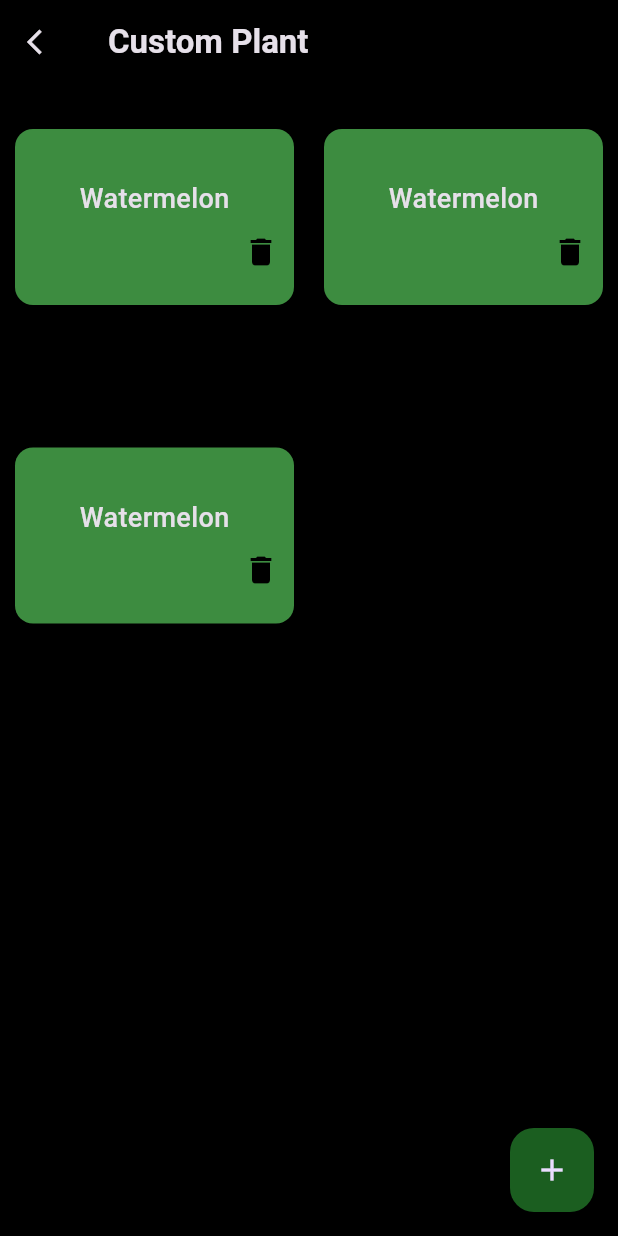
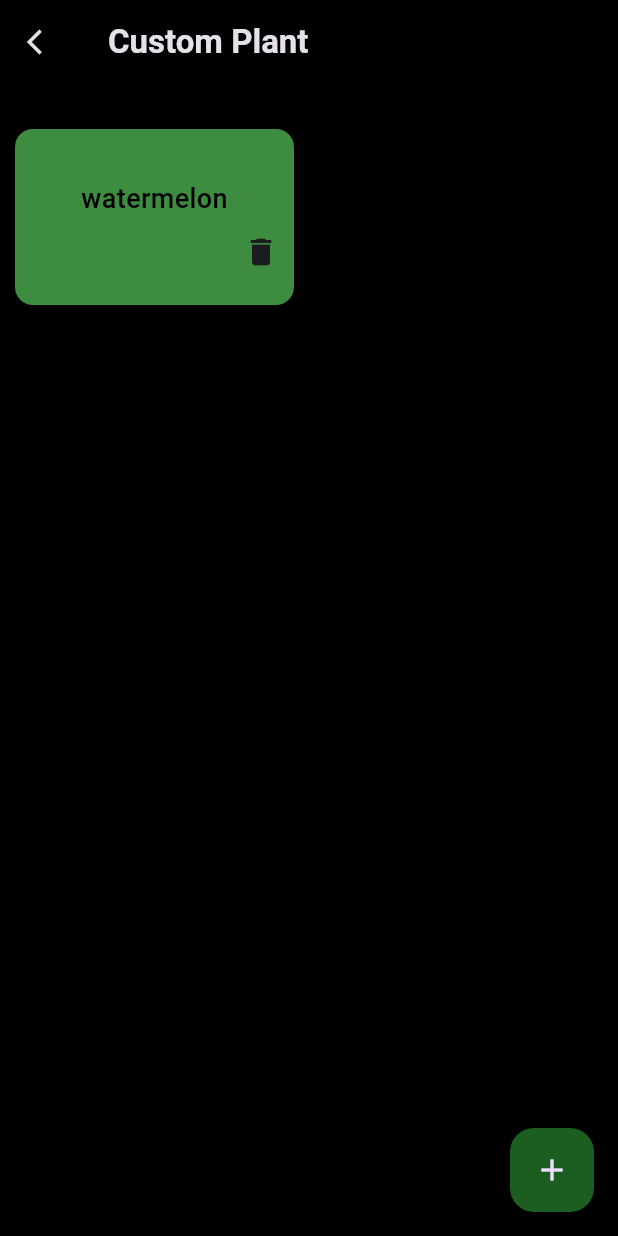
Before and after one commit to ahmedelshahed21/Smart_Farm_App, a Flutter app: the AddingCustomPlantView screen opened by its route, on a phone screen of 412 x 824 dp. Run offline on Flutter 3.47's test engine with Material 3 defaults, Android fonts, the phone set to English and light mode, and no system bars; our stand-ins replace animated_splash_screen, lottie, page_transition, percent_indicator, sleek_circular_slider.

Commit message:
Commit 10

```diff
--- a/lib/core/utils/assets_app.dart
+++ b/lib/core/utils/assets_app.dart
@@ -8,4 +8,5 @@ abstract class ImagesApp{
   static const riceImage='assets/images/Rice.jpg';
   static const cottonImage='assets/images/Cotton.png';
   static const cornImage='assets/images/Corn.webp';
+  static const blackImage='assets/images/blackImage.jpg';
 }
--- a/lib/core/widgets/plant_data_card.dart
+++ b/lib/core/widgets/plant_data_card.dart
@@ -45,7 +45,7 @@ class PlantDataCard extends StatelessWidget{
             textBaseline: TextBaseline.alphabetic,
             children: [
               Text('${value.round()}',
-                style: TextStyle(
+                style: const TextStyle(
                     fontSize: 40,
                     letterSpacing: 2,
                     color: kPrimaryColor,
--- a/lib/features/custom plant/presentation/views/custom_plants_view.dart
+++ b/lib/features/custom plant/presentation/views/custom_plants_view.dart
@@ -1,9 +1,9 @@
 import 'package:flutter/material.dart';
-import 'package:smart_farm/core/utils/assets_app.dart';
+import 'package:smart_farm/features/custom%20plant/presentation/views/custom_plant_data_view.dart';
 import 'package:smart_farm/features/custom%20plant/presentation/views/widgets/custom_item.dart';
 import 'package:smart_farm/features/custom%20plant/presentation/views/custom_plant_form_view.dart';
-import 'package:smart_farm/features/home/data/models/category_model.dart';
-import 'package:smart_farm/features/plant/presentation/views/plant_view.dart';
+import 'package:smart_farm/features/home/data/models/plant_model.dart';
+
 
 class AddingCustomPlantView extends StatefulWidget{
   const AddingCustomPlantView({super.key});
@@ -13,14 +13,19 @@ class AddingCustomPlantView extends StatefulWidget{
 }
 
 class _AddingCustomPlantViewState extends State<AddingCustomPlantView> {
+
+
+  final List<PlantModel> customPlants=[
+    const PlantModel(plantName: 'watermelon'),
+
+  ];
   @override
   Widget build(BuildContext context) {
-    const CategoryModel categoryModel=CategoryModel(plantName: 'Custom',image: ImagesApp.wheatImage);
     return Scaffold(
       appBar: AppBar(
         title: const Text('Custom Plant',
           style: TextStyle(
-            fontWeight: FontWeight.bold
+            fontWeight: FontWeight.bold,
         ),),
       ),
       floatingActionButton: FloatingActionButton(
@@ -30,11 +35,10 @@ class _AddingCustomPlantViewState extends State<AddingCustomPlantView> {
           Navigator.pushNamed(context, CustomPlantFormView.id);
         },
       ),
-
       body: Padding(
         padding: const EdgeInsets.only(top: 20.0,bottom: 10.0),
         child: GridView.builder(
-            itemCount: 3,
+            itemCount: customPlants.length,
             clipBehavior: Clip.none,
             gridDelegate: const SliverGridDelegateWithFixedCrossAxisCount(
               crossAxisCount: 2,
@@ -44,10 +48,10 @@ class _AddingCustomPlantViewState extends State<AddingCustomPlantView> {
             ),
             itemBuilder: (context, index) {
               return GestureDetector(
-                child: const CustomItem(),
+                child: CustomItem(customPlantName: customPlants[index].plantName,customPlantImage: customPlants[index].image),
                 onTap: (){
                   Navigator.push(context, MaterialPageRoute(builder: (context){
-                    return const PlantView(category: categoryModel);
+                    return CustomPlantDataView(category: customPlants[index]);
                   }));
                 },
               );
--- a/lib/features/custom plant/presentation/views/widgets/body_custom_plant_form_view.dart
+++ b/lib/features/custom plant/presentation/views/widgets/body_custom_plant_form_view.dart
@@ -113,11 +113,11 @@ class BodyCustomPlantFormView extends StatelessWidget{
                   textInputType: TextInputType.number,
                   contentPadding: EdgeInsets.symmetric(vertical: 5,horizontal: 20)
               ),
-              CustomTextFormField(
+              const CustomTextFormField(
                   prefixIcon: Icons.water,labelText: 'Humidity',
                   prefixIconColor: kPrimaryColor,
                   hintText: '',textInputType: TextInputType.number,
-                  contentPadding: const EdgeInsets.symmetric(vertical: 5,horizontal: 20)
+                  contentPadding: EdgeInsets.symmetric(vertical: 5,horizontal: 20)
               ),
               const CustomTextFormField(
                   prefixIcon: Icons.water,
--- a/lib/features/custom plant/presentation/views/widgets/custom_item.dart
+++ b/lib/features/custom plant/presentation/views/widgets/custom_item.dart
@@ -1,8 +1,11 @@
 import 'package:flutter/material.dart';
 import 'package:smart_farm/constants.dart';
 
+
 class CustomItem extends StatelessWidget{
-  const CustomItem({super.key});
+  const CustomItem({super.key,required this.customPlantName,this.customPlantImage});
+  final String customPlantName;
+  final String? customPlantImage;
 
   @override
   Widget build(BuildContext context) {
@@ -14,22 +17,31 @@ class CustomItem extends StatelessWidget{
         color: kPrimaryColor.withOpacity(0.8),
         borderRadius: BorderRadius.circular(12),
       ),
-      child: const Column(
+      child: Column(
         mainAxisAlignment: MainAxisAlignment.center,
         children: [
-          Text('Watermelon',
-            style: TextStyle(
+          Text(customPlantName,
+            style: const TextStyle(
               fontSize: 18,
+              color: Colors.black,
               overflow: TextOverflow.visible,
               fontWeight: FontWeight.w500
             ),
           ),
-          SizedBox(height:10),
+          const SizedBox(height:10),
           Row(
-            mainAxisAlignment: MainAxisAlignment.end,
+            mainAxisAlignment: MainAxisAlignment.spaceBetween,
             children: [
-              Icon(Icons.delete,
-                color: Colors.black,
+              ClipRRect(
+                borderRadius: BorderRadius.circular(6),
+                child: customPlantImage!=null ? Image.asset(customPlantImage!,
+                  height: 30,
+                ) : Container(
+                  color: Colors.transparent,
+                ),
+              ),
+              const Icon(Icons.delete,
+                color: kItemColor,
               ),
             ],
           )
--- a/lib/features/home/data/models/category_model.dart
+++ b/lib/features/home/data/models/plant_model.dart
@@ -1,4 +1,4 @@
-class CategoryModel {
+class PlantModel {
   final String? image;
   final String plantName;
   final String? content;
@@ -7,5 +7,5 @@ class CategoryModel {
   final double? humidity;
   final double? soilHumidity;
 
-  const CategoryModel({required this.plantName, this.content, this.image, this.water, this.temp, this.humidity, this.soilHumidity});
+  const PlantModel({required this.plantName, this.content, this.image, this.water, this.temp, this.humidity, this.soilHumidity});
 }
--- a/lib/features/login/presentation/views/widgets/animations_section.dart
+++ b/lib/features/login/presentation/views/widgets/animations_section.dart
@@ -25,6 +25,11 @@ class _AnimationSectionState extends State<AnimationSection> with SingleTickerPr
     );
     fadingAnimation=Tween<double>(begin: .3,end: 1.2).animate(animationController!);
     animationController?.repeat(reverse: true);
+  }
+  @override
+  void dispose() {
+    animationController?.dispose();
+    super.dispose();
   }
   @override
   Widget build(BuildContext context) {
```
Also changed, not shown: lib/core/widgets/plant_card.dart (+9 -6 lines), lib/features/custom plant/presentation/views/custom_plant_data_view.dart (added, +46 -0 lines), lib/features/home/presentation/views/widgets/plants_listview.dart (+6 -6 lines), lib/features/plant/presentation/views/plant_view.dart (+8 -6 lines), lib/features/plant/presentation/views/widgets/custom_expansion_tile.dart (+16 -10 lines), lib/features/plant/presentation/views/widgets/plant_data_section.dart (+9 -7 lines), lib/screens/plant_data_view.dart (+10 -17 lines), assets/images/blackImage.jpg (added).
